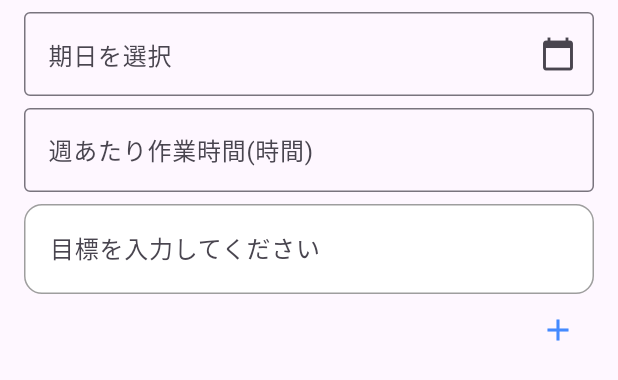
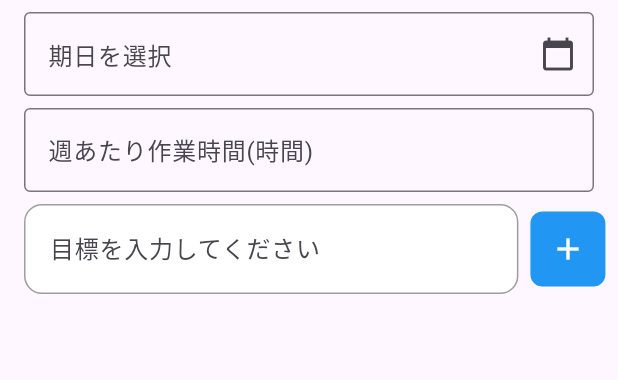
Before and after one commit to google-cloud-japan/next-tokyo-assets, a Flutter app: the FirstInputWidget widget shown alone on an empty page, opened directly with empty values, on a phone screen of 412 x 824 dp. Shown: the top 380 px of the screen. Run offline on Flutter 3.47's test engine with Material 3 defaults, Android fonts, the phone set to English and light mode, and no system bars; our stand-ins replace cloud_firestore, firebase_auth, firebase_core, flutter_riverpod, freezed_annotation, google_sign_in; accounts and stored records are empty.

Commit message:
feat: Refactor chat input into shared component

```diff
--- a/frontend/flutter_app/lib/view/chat_tab_widget.dart
+++ b/frontend/flutter_app/lib/view/chat_tab_widget.dart
@@ -51,6 +51,7 @@ class ChatTabWidget extends ConsumerWidget {
 
               final docs = snapshot.data!.docs;
               return ListView.builder(
+                // TODO : Column で囲ってチャット入力欄を表示する
                 padding: const EdgeInsets.all(8),
                 itemCount: docs.length,
                 itemBuilder: (context, index) {
--- /dev/null
+++ b/frontend/flutter_app/lib/view/common/input_with_send_button.dart
@@ -0,0 +1,63 @@
+import 'package:flutter/material.dart';
+
+class InputWithSendButton extends StatelessWidget {
+  final String _hintText;
+  final TextEditingController _controller;
+  final VoidCallback _onPressed;
+  final IconData _iconImage;
+
+  const InputWithSendButton({
+    super.key,
+    required String hintText,
+    required TextEditingController controller,
+    required void Function() onPressed,
+    required IconData iconImage,
+  })  : _onPressed = onPressed,
+        _controller = controller,
+        _hintText = hintText,
+        _iconImage = iconImage;
+
+  @override
+  Widget build(BuildContext context) {
+    return Row(
+      children: [
+        Container(
+          height: 60,
+          width: MediaQuery.of(context).size.width * 0.8,
+          decoration: BoxDecoration(
+            color: Colors.white,
+            borderRadius: BorderRadius.circular(12),
+            border: Border.all(color: Colors.grey),
+          ),
+          child: TextField(
+            controller: _controller,
+            decoration: InputDecoration(
+              hintText: _hintText,
+              border: InputBorder.none,
+              contentPadding: const EdgeInsets.symmetric(
+                horizontal: 16,
+                vertical: 16,
+              ),
+            ),
+          ),
+        ),
+        const SizedBox(width: 8),
+        Container(
+          height: 50,
+          width: 50,
+          decoration: BoxDecoration(
+            color: Colors.blue, // 背景色を青色に設定
+            borderRadius: BorderRadius.circular(8.0), // 必要であれば、角を丸める
+          ),
+          child: IconButton(
+            icon: Icon(
+              _iconImage,
+              color: Colors.white,
+            ),
+            onPressed: _onPressed, // コールバック関数を渡す
+          ),
+        ),
+      ],
+    );
+  }
+}
--- a/frontend/flutter_app/lib/view/first_input_widget.dart
+++ b/frontend/flutter_app/lib/view/first_input_widget.dart
@@ -1,11 +1,7 @@
 // lib/view/chat_page.dart
-import 'package:cloud_firestore/cloud_firestore.dart';
-import 'package:firebase_auth/firebase_auth.dart';
 import 'package:flutter/material.dart';
-import 'package:flutter_riverpod/flutter_riverpod.dart';
-import 'package:hackathon_test1/view/common/add_goal_button.dart';
+import 'package:hackathon_test1/view/common/input_with_send_button.dart';
 import 'package:hackathon_test1/viewmodel/chat_viewmodel.dart';
-import 'package:hackathon_test1/viewmodel/goal_viewmodel.dart';
 
 class FirstInputWidget extends StatefulWidget {
   final ChatViewModel chatViewModel;
@@ -13,11 +9,11 @@ class FirstInputWidget extends StatefulWidget {
   final String goalId;
 
   const FirstInputWidget({
-    Key? key,
+    super.key,
     required this.chatViewModel,
     required this.userId,
     required this.goalId,
-  }) : super(key: key);
+  });
 
   @override
   State<FirstInputWidget> createState() => _FirstInputWidgetState();
@@ -31,11 +27,10 @@ class _FirstInputWidgetState extends State<FirstInputWidget> {
   @override
   Widget build(BuildContext context) {
     return Padding(
-      padding:
-      const EdgeInsets.only(right: 16.0, left: 16.0, bottom: 32.0, top: 8.0),
+      padding: const EdgeInsets.only(
+          right: 16.0, left: 16.0, bottom: 32.0, top: 8.0),
       // 下に寄せるために、上に大きな余白をとらないようにしています
       child: Column(
-        mainAxisSize: MainAxisSize.min, // 必要最小限の高さに
         children: [
           // 期日 (カレンダーPicker)
           TextField(
@@ -74,36 +69,9 @@ class _FirstInputWidgetState extends State<FirstInputWidget> {
           ),
           const SizedBox(height: 8),
 
-          // メッセージ入力
-          Container(
-            height: 60,
-            decoration: BoxDecoration(
-              color: Colors.white,
-              borderRadius: BorderRadius.circular(12),
-              border: Border.all(color: Colors.grey),
-            ),
-            child: TextField(
+          InputWithSendButton(
+            hintText: '目標を入力してください',
             controller: _messageController,
-              decoration: const InputDecoration(
-                hintText: '目標を入力してください',
-                border: InputBorder.none,
-                contentPadding: EdgeInsets.symmetric(
-                  horizontal: 16,
-                  vertical: 16,
-                ),
-              ),
-            ),
-          ),
-
-          // 送信ボタン (右端にアイコンを寄せたければRowを使う)
-          Row(
-            mainAxisAlignment: MainAxisAlignment.end,
-            children: [
-              IconButton(
-                icon: const Icon(
-                  Icons.add,
-                  color: Colors.blueAccent,
-                ),
             onPressed: () async {
               // このボタンで「期日」「週あたり作業時間」「メッセージ」を一括でFirestoreへ保存
               final deadlineText = _deadlineController.text.trim();
@@ -143,16 +111,14 @@ class _FirstInputWidgetState extends State<FirstInputWidget> {
                 _deadlineController.clear();
                 _weeklyHoursController.clear();
                 _messageController.clear();
-
               } catch (e) {
                 ScaffoldMessenger.of(context).showSnackBar(
                   SnackBar(content: Text('入力値が不正です: $e')),
                 );
               }
             },
+            iconImage: Icons.add,
           ),
-            ],
-          )
         ],
       ),
     );
```
Lines whose indentation alone changed are shown as unchanged.
